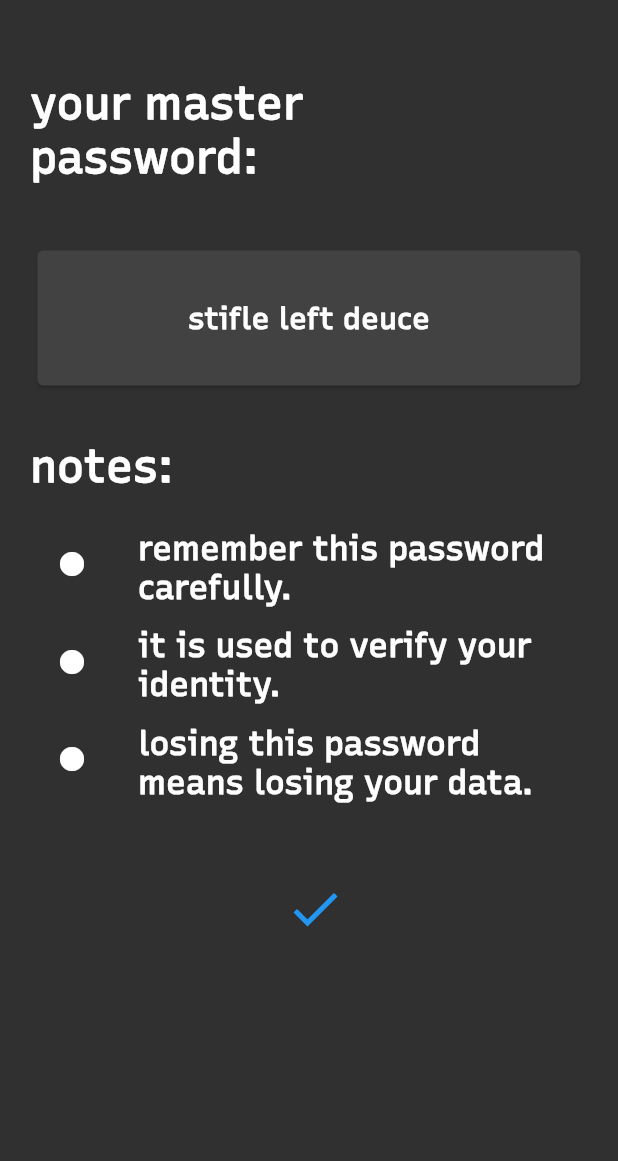
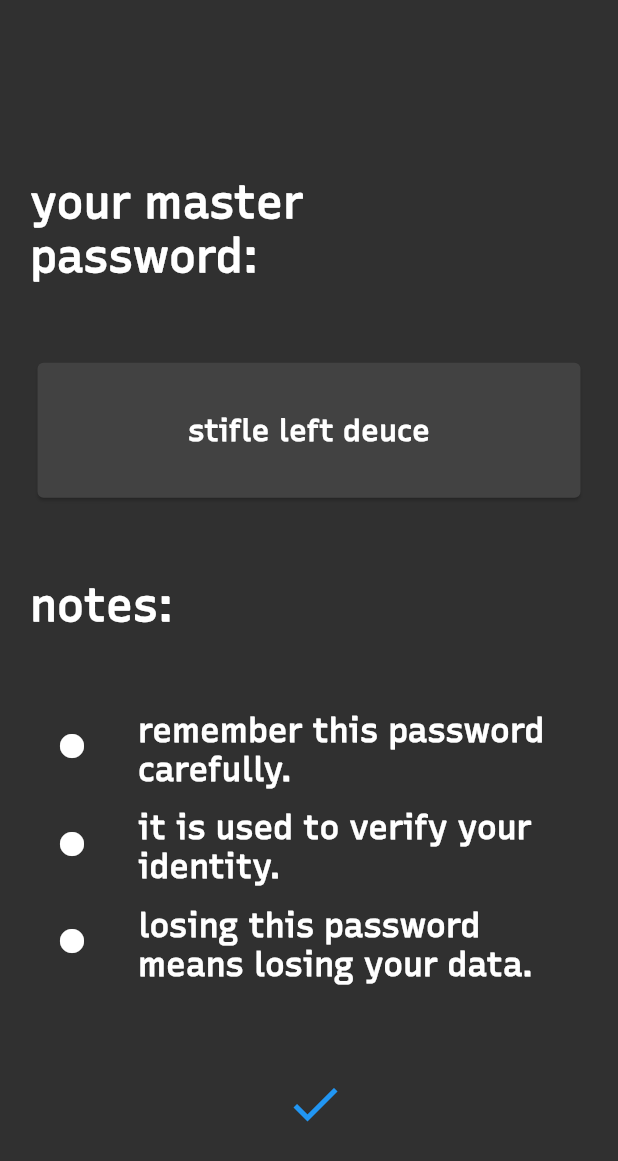
Before and after one commit to akashvshroff/Safe_Flutter_App, a Flutter app: the screen it shows after launch, after a tap on the "lock outline" icon, on a phone screen of 412 x 824 dp. Shown: the top 1161 px of the screen. Run offline on Flutter 3.47's test engine with Material 2 defaults, Android fonts, the phone set to English and light mode, and no system bars; our stand-ins replace rxdart, sqflite; missing offline and left inert: encrypt; accounts and stored records are empty.

Commit message:
Improved spacing

```diff
--- a/lib/src/screens/master_password.dart
+++ b/lib/src/screens/master_password.dart
@@ -38,16 +38,14 @@ class MasterPassword extends StatelessWidget {
 
   List<Widget> getChildren(String password, BuildContext context) {
     List<Widget> children = [
-      SizedBox(
-        height: 30.0,
+      Spacer(
+        flex: 2,
       ),
       Text(
         'your master\npassword:',
         style: TextStyle(fontSize: 30.0, fontWeight: FontWeight.bold),
       ),
-      SizedBox(
-        height: 40.0,
-      ),
+      Spacer(),
       SizedBox(
         height: 100.0,
         child: Card(
@@ -61,16 +59,12 @@ class MasterPassword extends StatelessWidget {
           ),
         ),
       ),
-      SizedBox(
-        height: 30.0,
-      ),
+      Spacer(),
       Text(
         'notes:',
         style: TextStyle(fontSize: 30.0, fontWeight: FontWeight.bold),
       ),
-      SizedBox(
-        height: 20.0,
-      ),
+      Spacer(),
       ListTile(
         leading: Icon(Icons.fiber_manual_record),
         title: Text(
@@ -98,9 +92,7 @@ class MasterPassword extends StatelessWidget {
           style: TextStyle(fontSize: 22.0, fontWeight: FontWeight.bold),
         ),
       ),
-      SizedBox(
-        height: 40.0,
-      ),
+      Spacer(),
       Center(
         child: IconButton(
             color: Colors.blue,
@@ -111,7 +103,8 @@ class MasterPassword extends StatelessWidget {
             onPressed: () {
               changePage(context);
             }),
-      )
+      ),
+      Spacer(),
     ];
     return children;
   }
```
